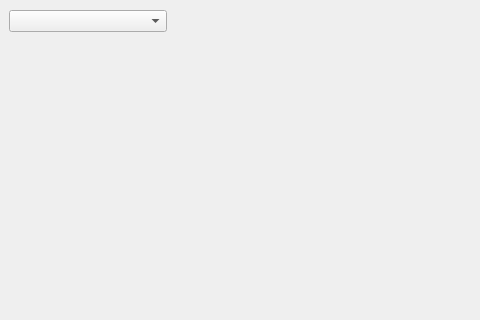
lishengze/QT-study, file chartform.ui: the form before one commit; both pictures show x 0 to 480 and y 0 to 320 of the 1123 by 806 pixel window.
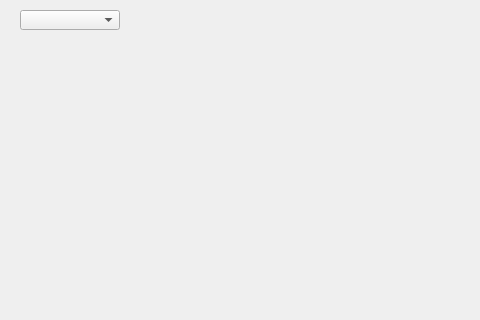
The form after the commit.

What changed in the file:
```diff
--- a/chartform.ui
+++ b/chartform.ui
@@ -30,20 +30,27 @@
    </property>
    <layout class="QGridLayout" name="gridLayout"/>
   </widget>
-  <widget class="QWidget" name="layoutWidget">
+  <widget class="QComboBox" name="themeComboBox">
    <property name="geometry">
     <rect>
-     <x>9</x>
-     <y>9</y>
-     <width>158</width>
-     <height>25</height>
+     <x>20</x>
+     <y>10</y>
+     <width>100</width>
+     <height>20</height>
     </rect>
    </property>
-   <layout class="QHBoxLayout" name="horizontalLayout">
-    <item>
-     <widget class="QComboBox" name="themeComboBox"/>
-    </item>
-   </layout>
+   <property name="minimumSize">
+    <size>
+     <width>100</width>
+     <height>0</height>
+    </size>
+   </property>
+   <property name="maximumSize">
+    <size>
+     <width>100</width>
+     <height>16777215</height>
+    </size>
+   </property>
   </widget>
  </widget>
  <resources/>
```
Left out of the diff: 6 changed lines with no effect on the pictures.
